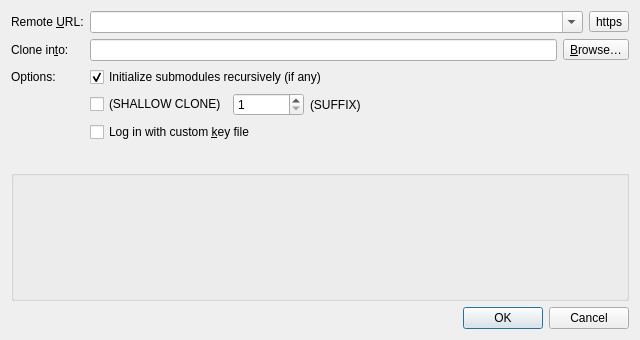
This is gitfourchette/forms/clonedialog.ui in jorio/gitfourchette as Qt 5 draws it before an edit. The edited form follows.
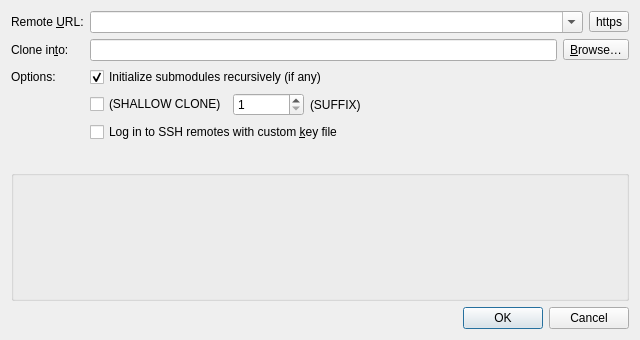
This is the edited form. Custom widgets are drawn as their Qt base class.

Commit message:
Repo-wide custom ssh key
This maps better to vanilla git than per-remote ssh keys.

Patch:
```diff
--- a/gitfourchette/forms/clonedialog.ui
+++ b/gitfourchette/forms/clonedialog.ui
@@ -165,7 +165,7 @@
    <item row="4" column="1">
     <widget class="KeyFilePickerCheckBox" name="keyFilePicker">
      <property name="text">
-      <string>Log in with custom &amp;key file</string>
+      <string>Log in to SSH remotes with custom &amp;key file</string>
      </property>
     </widget>
    </item>
```
The commit also changes 19 other files.
